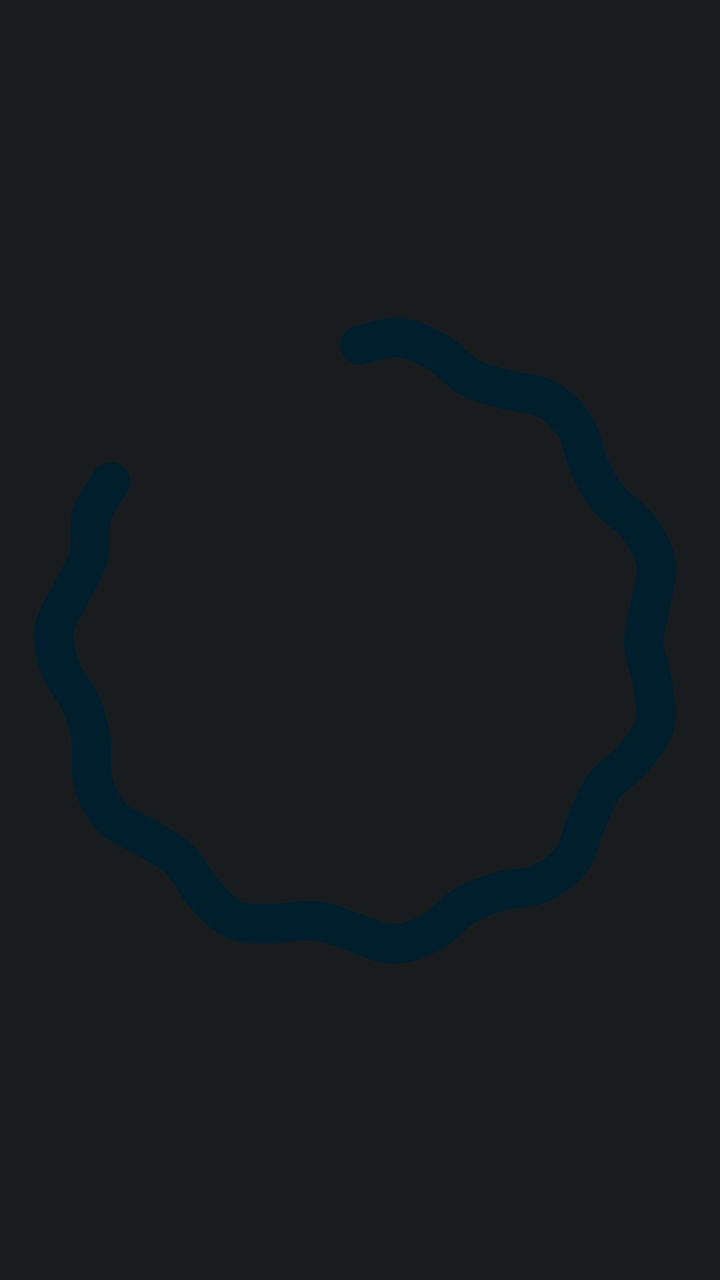
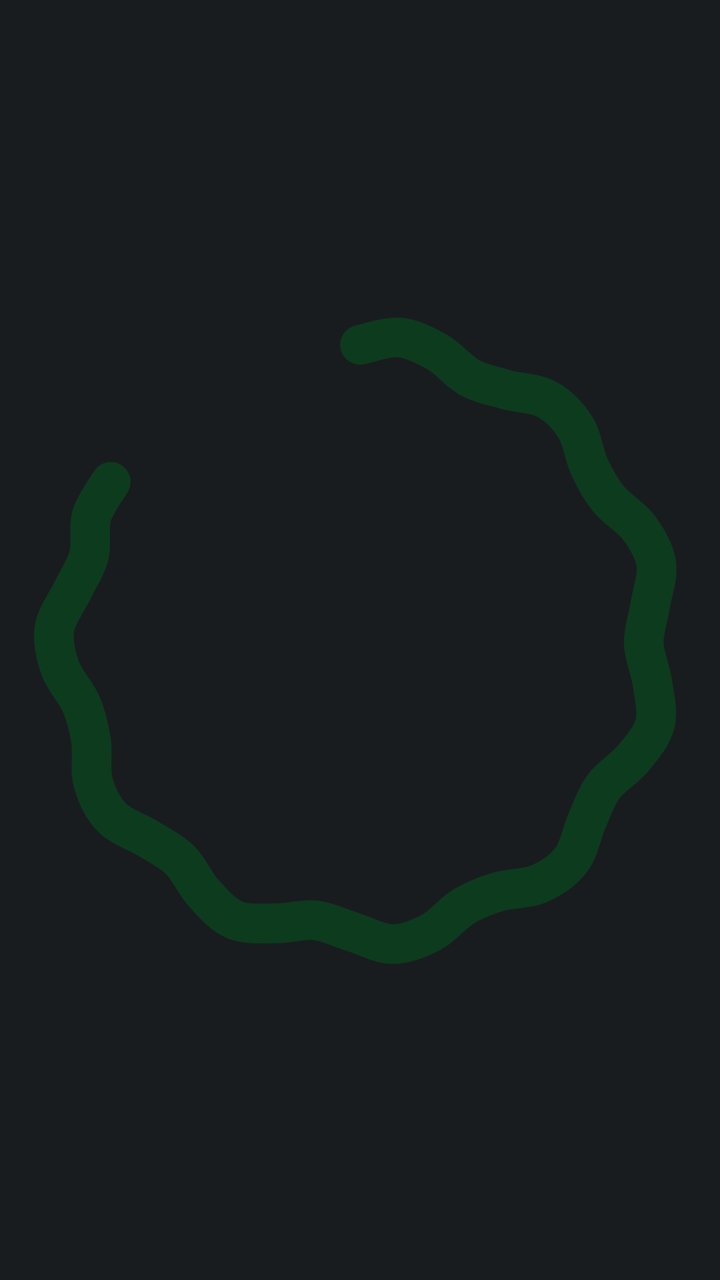

Compare the two renders of this Android layout. The source of the first and the diff that turns it into the second are given below.
<!-- AndroidManifest.xml: application theme AppTheme -->
<!-- res/layout/wave_84.xml -->
<?xml version="1.0" encoding="utf-8"?>
<ProgressBar xmlns:android="http://schemas.android.com/apk/res/android"
    android:id="@+id/wave"
    android:layout_width="120dp"
    android:layout_height="120dp"
    android:layout_gravity="center"
    android:indeterminate="true"
    android:indeterminateBehavior="repeat"
    android:indeterminateDuration="1600"
    android:indeterminateDrawable="@drawable/charge_wave_84"
    android:indeterminateTint="@color/g_on_primary_c"
    android:indeterminateTintMode="src_in" />
<!-- resources referenced by this layout -->
<resources>
  <color name="g_on_primary_c">@android:color/system_accent1_900</color>
  <!-- drawable charge_wave_84: vector/xml drawable (drawable, 56911 chars, omitted) -->
  <style name="AppTheme" parent="@android:style/Theme.DeviceDefault.NoActionBar">
          <item name="android:windowBackground">@color/ui_bg</item>
          <item name="android:statusBarColor">@android:color/transparent</item>
          <item name="android:navigationBarColor">@android:color/transparent</item>
          <item name="android:windowLightStatusBar">false</item>
          <item name="android:windowLightNavigationBar">false</item>
      </style>
  <color name="ui_bg">@android:color/system_neutral1_900</color>
</resources>

<!-- the commit's change to res/layout/wave_84.xml (unified diff, before → after) -->
@@ -8,5 +8,5 @@
     android:indeterminateBehavior="repeat"
     android:indeterminateDuration="1600"
     android:indeterminateDrawable="@drawable/charge_wave_84"
-    android:indeterminateTint="@color/g_on_primary_c"
+    android:indeterminateTint="@color/g_on_charge"
     android:indeterminateTintMode="src_in" />
<!-- resource entries referenced after the edit -->
@@ -1,6 +1,6 @@
 <!-- resources referenced by this layout -->
 <resources>
-  <color name="g_on_primary_c">@android:color/system_accent1_900</color>
+  <color name="g_on_charge">#FF0C3B1E</color>
   <!-- drawable charge_wave_84: vector/xml drawable (drawable, 56911 chars, omitted) -->
   <style name="AppTheme" parent="@android:style/Theme.DeviceDefault.NoActionBar">
           <item name="android:windowBackground">@color/ui_bg</item>
